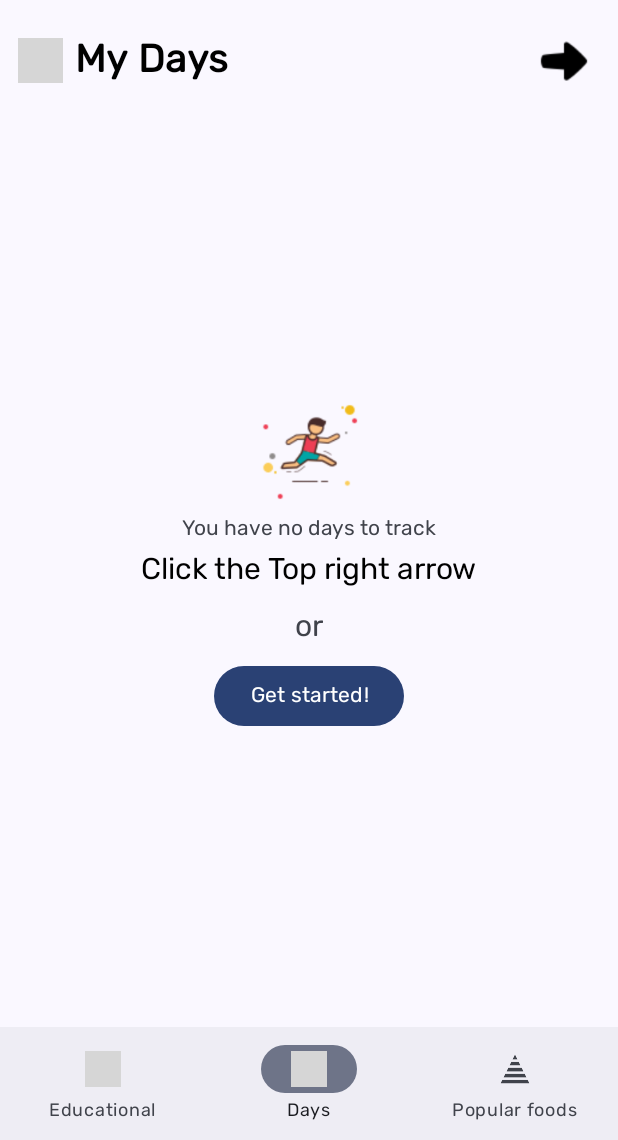
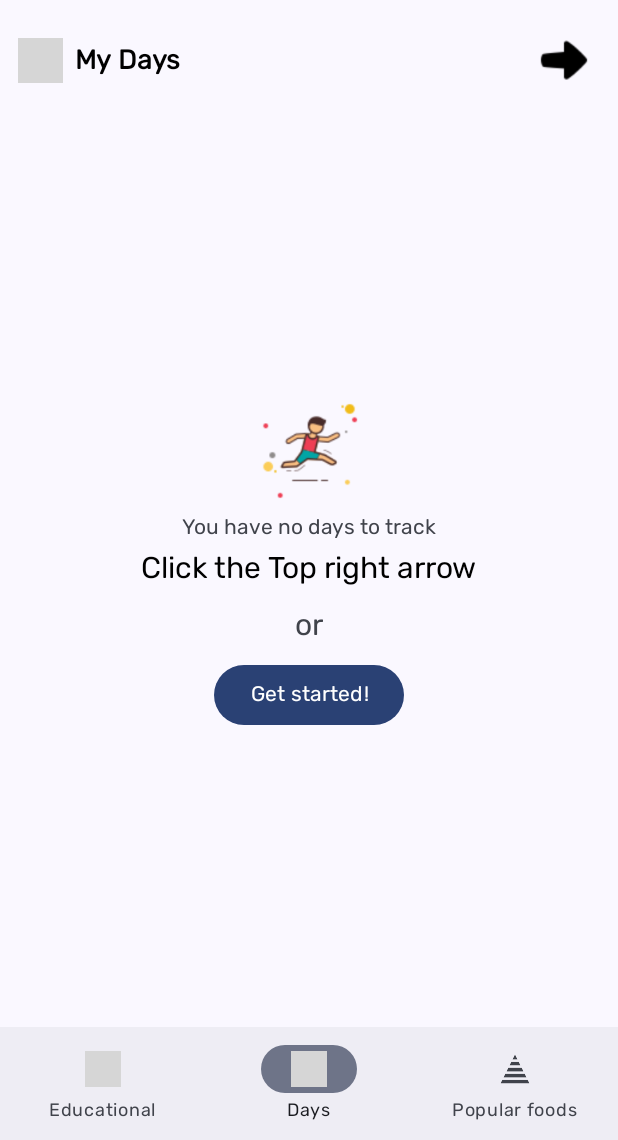
Before and after one commit to AleksandarTheGreat/Nutrition, an Android app: the screen it shows after launch (MainActivity), on a phone screen of 412 x 824 dp, the part 96-1236 px from its top. Run offline under Robolectric (Android 15) with nearby library versions, the phone set to English and light mode, and no system bars; grey boxes are pictures that could not be loaded.

Commit message:
Changed the main days subtitle size

```diff
--- a/app/src/main/res/layout/fragment_main_days.xml
+++ b/app/src/main/res/layout/fragment_main_days.xml
@@ -30,7 +30,6 @@
             android:id="@+id/textViewSubTitleSection3"
             style="@style/SubTitlePart"
             android:text="My Days"
-            android:textSize="26sp"
             app:layout_constraintLeft_toRightOf="@id/imageViewIconSection3"
             app:layout_constraintTop_toTopOf="parent"
             app:layout_constraintBottom_toBottomOf="parent"
```
